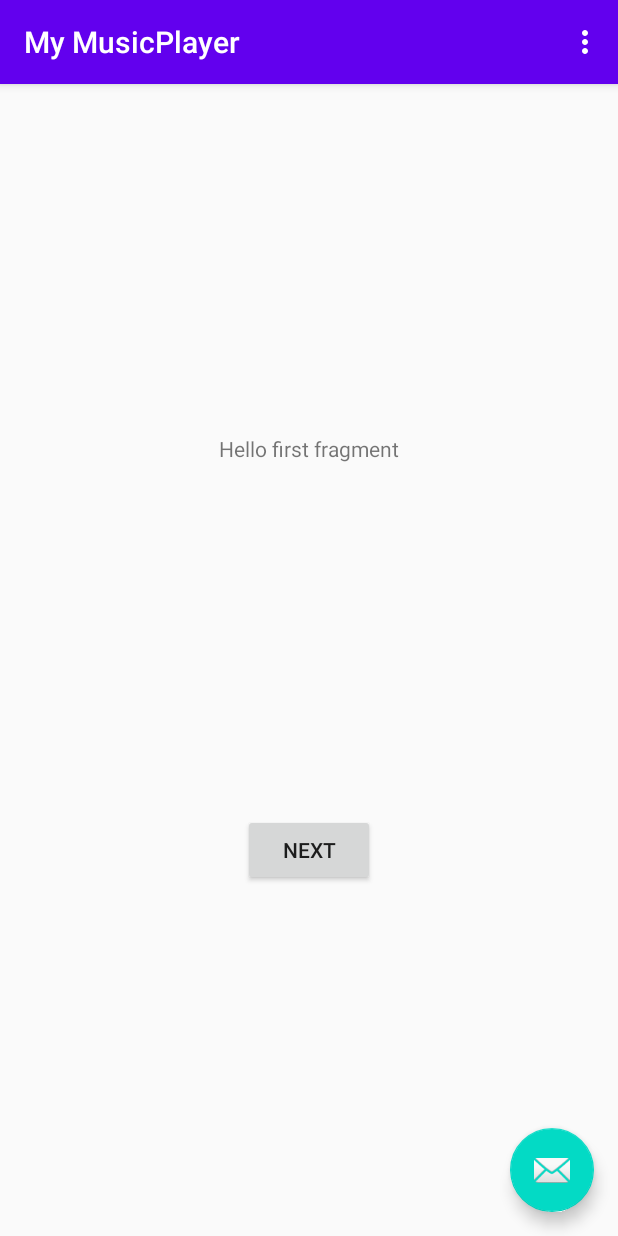
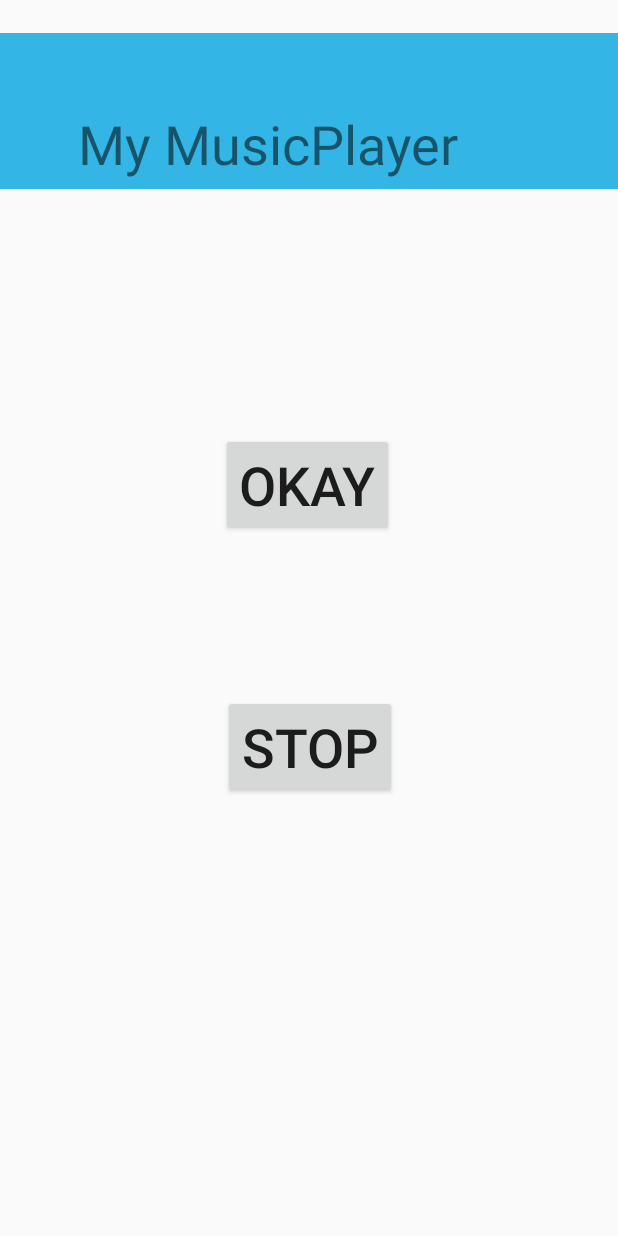
Before and after one commit to YJMichelle/My-MusicPlayer, an Android app: the screen it shows after launch (MainActivity), on a phone screen of 412 x 824 dp. Run offline under Robolectric (Android 15) with nearby library versions, the phone set to English and light mode, and no system bars.

Commit message:
Mission Complete

```diff
--- a/app/src/main/AndroidManifest.xml
+++ b/app/src/main/AndroidManifest.xml
@@ -9,6 +9,13 @@
         android:roundIcon="@mipmap/ic_launcher_round"
         android:supportsRtl="true"
         android:theme="@style/AppTheme">
+
+        <service
+            android:name=".MyService"
+            android:enabled="true"
+            android:exported="true"
+            ></service>
+
         <activity
             android:name=".MainActivity"
             android:label="@string/app_name"
--- a/app/src/main/java/com/example/mymusicplayer/MainActivity.java
+++ b/app/src/main/java/com/example/mymusicplayer/MainActivity.java
@@ -1,5 +1,6 @@
 package com.example.mymusicplayer;
 
+import android.content.Intent;
 import android.os.Bundle;
 
 import com.google.android.material.floatingactionbutton.FloatingActionButton;
@@ -11,45 +12,42 @@ import androidx.appcompat.widget.Toolbar;
 import android.view.View;
 import android.view.Menu;
 import android.view.MenuItem;
+import android.widget.Button;
 
 public class MainActivity extends AppCompatActivity {
+
+    private Button okay;
+    private Button stop;
 
     @Override
     protected void onCreate(Bundle savedInstanceState) {
         super.onCreate(savedInstanceState);
         setContentView(R.layout.activity_main);
-        Toolbar toolbar = findViewById(R.id.toolbar);
-        setSupportActionBar(toolbar);
 
-        FloatingActionButton fab = findViewById(R.id.fab);
-        fab.setOnClickListener(new View.OnClickListener() {
+        setupUIViews();
+    }
+
+    @Override
+    protected void onStart() {
+        super.onStart();
+        okay.setOnClickListener(new View.OnClickListener() {
             @Override
-            public void onClick(View view) {
-                Snackbar.make(view, "Replace with your own action", Snackbar.LENGTH_LONG)
-                        .setAction("Action", null).show();
+            public void onClick(View v) {
+                    Intent intent = new Intent(v.getContext(), MyService.class);
+                    startService(intent);
+            }
+        });
+        stop.setOnClickListener(new View.OnClickListener() {
+            @Override
+            public void onClick(View v) {
+                    Intent intent = new Intent(v.getContext(), MyService.class);
+                    stopService(intent);
             }
         });
     }
 
-    @Override
-    public boolean onCreateOptionsMenu(Menu menu) {
-        // Inflate the menu; this adds items to the action bar if it is present.
-        getMenuInflater().inflate(R.menu.menu_main, menu);
-        return true;
-    }
-
-    @Override
-    public boolean onOptionsItemSelected(MenuItem item) {
-        // Handle action bar item clicks here. The action bar will
-        // automatically handle clicks on the Home/Up button, so long
-        // as you specify a parent activity in AndroidManifest.xml.
-        int id = item.getItemId();
-
-        //noinspection SimplifiableIfStatement
-        if (id == R.id.action_settings) {
-            return true;
-        }
-
-        return super.onOptionsItemSelected(item);
+    private void setupUIViews() {
+        okay = (Button)findViewById(R.id.buttonOkay);
+        stop = (Button)findViewById(R.id.buttonStop);
     }
 }
--- a/app/src/main/java/com/example/mymusicplayer/MyService.java
+++ b/app/src/main/java/com/example/mymusicplayer/MyService.java
@@ -1,11 +1,13 @@
 package com.example.mymusicplayer;
 
+import android.annotation.SuppressLint;
 import android.app.Service;
 import android.content.Intent;
 import android.media.MediaPlayer;
 import android.os.IBinder;
 
 //create a service which is extending to the Service class
+//remember to register MyService in the manifest file
 public class MyService extends Service {
 
     //constructor (not mandatory)
@@ -19,11 +21,13 @@ public class MyService extends Service {
     //not mandatory
     @Override
     public  int onStartCommand(Intent intent, int flags, int startId) {
-
             //initial, create an object of MediaPlayer on every start command
             //whenever you are going to call start service
             //directory type raw -> Arbitrary files to save in their raw form
-            player =  MediaPlayer.create(this, R.raw.song)
+            player =  MediaPlayer.create(this, R.raw.song);
+            //keep playing
+            player.setLooping(true);
+            player.start();
 
             return super.onStartCommand(intent, flags, startId);
     }
@@ -37,7 +41,8 @@ public class MyService extends Service {
     //not mandatory
     @Override
     public void onDestroy() {
-
+            player.stop();
+            player.release();
             super.onDestroy();
     }
 }
--- a/app/src/main/res/layout/activity_main.xml
+++ b/app/src/main/res/layout/activity_main.xml
@@ -1,33 +1,70 @@
 <?xml version="1.0" encoding="utf-8"?>
-<androidx.coordinatorlayout.widget.CoordinatorLayout xmlns:android="http://schemas.android.com/apk/res/android"
+<androidx.constraintlayout.widget.ConstraintLayout xmlns:android="http://schemas.android.com/apk/res/android"
     xmlns:app="http://schemas.android.com/apk/res-auto"
     xmlns:tools="http://schemas.android.com/tools"
+    android:id="@+id/coordinatorLayout3"
     android:layout_width="match_parent"
     android:layout_height="match_parent"
     tools:context=".MainActivity">
 
-    <com.google.android.material.appbar.AppBarLayout
-        android:layout_width="match_parent"
-        android:layout_height="wrap_content"
-        android:theme="@style/AppTheme.AppBarOverlay">
+    <androidx.appcompat.widget.Toolbar
+        android:id="@+id/toolbar"
+        android:layout_width="414dp"
+        android:layout_height="104dp"
+        android:layout_marginBottom="100dp"
+        android:background="@android:color/holo_blue_light"
+        android:minHeight="90dp"
+        app:layout_constraintBottom_toTopOf="@+id/buttonOkay"
+        app:layout_constraintEnd_toEndOf="parent"
+        app:layout_constraintHorizontal_bias="0.0"
+        app:layout_constraintStart_toStartOf="parent"
+        app:layout_constraintTop_toTopOf="parent"
+        app:popupTheme="@style/AppTheme.PopupOverlay" />
 
-        <androidx.appcompat.widget.Toolbar
-            android:id="@+id/toolbar"
-            android:layout_width="match_parent"
-            android:layout_height="?attr/actionBarSize"
-            android:background="?attr/colorPrimary"
-            app:popupTheme="@style/AppTheme.PopupOverlay" />
-
-    </com.google.android.material.appbar.AppBarLayout>
-
-    <include layout="@layout/content_main" />
-
-    <com.google.android.material.floatingactionbutton.FloatingActionButton
-        android:id="@+id/fab"
+    <TextView
+        android:id="@+id/textView"
         android:layout_width="wrap_content"
         android:layout_height="wrap_content"
-        android:layout_gravity="bottom|end"
-        android:layout_margin="@dimen/fab_margin"
-        app:srcCompat="@android:drawable/ic_dialog_email" />
+        android:layout_marginStart="5dp"
+        android:layout_marginTop="27dp"
+        android:layout_marginEnd="60dp"
+        android:layout_marginBottom="660dp"
+        android:text="@string/my_musicplayer"
+        android:textSize="36sp"
+        app:layout_constraintBottom_toBottomOf="parent"
+        app:layout_constraintEnd_toEndOf="parent"
+        app:layout_constraintStart_toStartOf="parent"
+        app:layout_constraintTop_toTopOf="parent" />
 
-</androidx.coordinatorlayout.widget.CoordinatorLayout>
+    <Button
+        android:id="@+id/buttonOkay"
+        android:layout_width="wrap_content"
+        android:layout_height="wrap_content"
+        android:layout_marginStart="147dp"
+        android:layout_marginTop="40dp"
+        android:layout_marginEnd="147dp"
+        android:layout_marginBottom="42dp"
+        android:text="@string/okay"
+        android:textSize="36sp"
+        app:layout_constraintBottom_toTopOf="@+id/buttonStop"
+        app:layout_constraintEnd_toEndOf="parent"
+        app:layout_constraintHorizontal_bias="0.0"
+        app:layout_constraintStart_toStartOf="parent"
+        app:layout_constraintTop_toBottomOf="@+id/toolbar" />
+
+    <Button
+        android:id="@+id/buttonStop"
+        android:layout_width="wrap_content"
+        android:layout_height="wrap_content"
+        android:layout_marginStart="148dp"
+        android:layout_marginTop="42dp"
+        android:layout_marginEnd="147dp"
+        android:layout_marginBottom="270dp"
+        android:text="@string/stop"
+        android:textSize="36sp"
+        app:layout_constraintBottom_toBottomOf="parent"
+        app:layout_constraintEnd_toEndOf="parent"
+        app:layout_constraintStart_toStartOf="parent"
+        app:layout_constraintTop_toBottomOf="@+id/buttonOkay" />
+
+</androidx.constraintlayout.widget.ConstraintLayout>
--- a/app/src/main/res/layout/content_main.xml
+++ b/app/src/main/res/layout/content_main.xml
@@ -3,17 +3,4 @@
     xmlns:app="http://schemas.android.com/apk/res-auto"
     android:layout_width="match_parent"
     android:layout_height="match_parent"
-    app:layout_behavior="@string/appbar_scrolling_view_behavior">
-
-    <fragment
-        android:id="@+id/nav_host_fragment"
-        android:name="androidx.navigation.fragment.NavHostFragment"
-        android:layout_width="0dp"
-        android:layout_height="0dp"
-        app:defaultNavHost="true"
-        app:layout_constraintBottom_toBottomOf="parent"
-        app:layout_constraintLeft_toLeftOf="parent"
-        app:layout_constraintRight_toRightOf="parent"
-        app:layout_constraintTop_toTopOf="parent"
-        app:navGraph="@navigation/nav_graph" />
-</androidx.constraintlayout.widget.ConstraintLayout>
+    app:layout_behavior="@string/appbar_scrolling_view_behavior"/>
--- a/app/src/main/res/values/strings.xml
+++ b/app/src/main/res/values/strings.xml
@@ -9,4 +9,7 @@
 
     <string name="hello_first_fragment">Hello first fragment</string>
     <string name="hello_second_fragment">Hello second fragment. Arg: %1$s</string>
+    <string name="my_musicplayer">My MusicPlayer</string>
+    <string name="stop">Stop</string>
+    <string name="okay">Okay</string>
 </resources>
```
Also changed, not shown: 1 other file.
